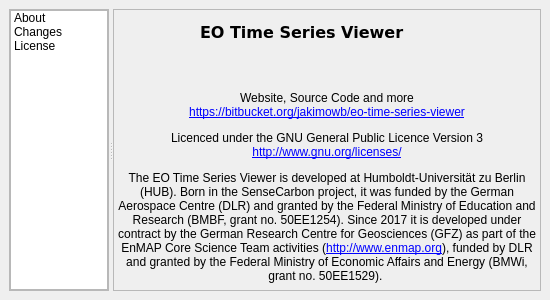
Above: timeseriesviewer/ui/aboutdialog.ui from jakimowb/eo-time-series-viewer before the change. Below: the same form after it.
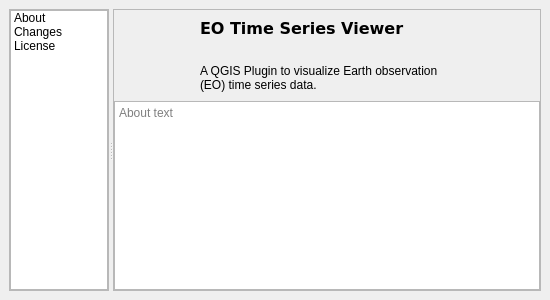
That is the form after the change. Icons and pictures are not drawn.

```diff
--- a/timeseriesviewer/ui/aboutdialog.ui
+++ b/timeseriesviewer/ui/aboutdialog.ui
@@ -196,6 +196,9 @@
            </sizepolicy>
           </property>
           <layout class="QVBoxLayout" name="verticalLayout_3">
+           <property name="spacing">
+            <number>0</number>
+           </property>
            <property name="leftMargin">
             <number>0</number>
            </property>
@@ -311,6 +314,16 @@
                   </property>
                  </widget>
                 </item>
+                <item>
+                 <widget class="QLabel" name="labelVersion_2">
+                  <property name="text">
+                   <string>A QGIS Plugin to visualize Earth observation (EO) time series data.</string>
+                  </property>
+                  <property name="wordWrap">
+                   <bool>true</bool>
+                  </property>
+                 </widget>
+                </item>
                </layout>
               </widget>
              </item>
@@ -351,34 +364,29 @@
             </layout>
            </item>
            <item>
-            <widget class="QLabel" name="labelAboutText">
-             <property name="lineWidth">
-              <number>0</number>
+            <widget class="QTextBrowser" name="tbAbout">
+             <property name="sizeAdjustPolicy">
+              <enum>QAbstractScrollArea::AdjustToContents</enum>
              </property>
-             <property name="text">
-              <string>&lt;html&gt;&lt;head/&gt;&lt;body&gt;&lt;p align=&quot;center&quot;&gt;Website, Source Code and more&lt;br/&gt;&lt;a href=&quot;https://bitbucket.org/jakimowb/hub-timeseriesviewer&quot;&gt;&lt;span style=&quot; text-decoration: underline; color:#0000ff;&quot;&gt;https://bitbucket.org/jakimowb/eo-time-series-viewer&lt;/span&gt;&lt;/a&gt;&lt;/p&gt;&lt;p align=&quot;center&quot;&gt;Licenced under the GNU General Public Licence Version 3&lt;br/&gt;&lt;a href=&quot;http://www.gnu.org/licenses/&quot;&gt;&lt;span style=&quot; text-decoration: underline; color:#0000ff;&quot;&gt;http://www.gnu.org/licenses/&lt;/span&gt;&lt;/a&gt;&lt;/p&gt;&lt;p align=&quot;center&quot;&gt;The EO Time Series Viewer is developed at Humboldt-Universit&amp;auml;t zu Berlin (HUB). Born in the SenseCarbon project, it was funded by the German Aerospace Centre (DLR) and granted by the Federal Ministry of Education and Research (BMBF, grant no. 50EE1254). Since 2017 it is developed under contract by the German Research Centre for Geosciences (GFZ) as part of the EnMAP Core Science Team activities (&lt;a href=&quot;http://www.enmap.org&quot;&gt;&lt;span style=&quot; text-decoration: underline; color:#0000ff;&quot;&gt;http://www.enmap.org&lt;/span&gt;&lt;/a&gt;), funded by DLR and granted by the Federal Ministry of Economic Affairs and Energy (BMWi, grant no. 50EE1529). &lt;/p&gt;&lt;/body&gt;&lt;/html&gt;</string>
+             <property name="autoFormatting">
+              <set>QTextEdit::AutoNone</set>
              </property>
-             <property name="wordWrap">
+             <property name="readOnly">
               <bool>true</bool>
              </property>
+             <property name="placeholderText">
+              <string>About text</string>
+             </property>
+             <property name="source">
+              <url>
+               <string>qrc:/timeseriesviewer/ABOUT.txt</string>
+              </url>
+             </property>
              <property name="openExternalLinks">
               <bool>true</bool>
              </property>
             </widget>
            </item>
-           <item>
-            <spacer name="verticalSpacer">
-             <property name="orientation">
-              <enum>Qt::Vertical</enum>
-             </property>
-             <property name="sizeHint" stdset="0">
-              <size>
-               <width>20</width>
-               <height>40</height>
-              </size>
-             </property>
-            </spacer>
-           </item>
           </layout>
          </widget>
          <widget class="QWidget" name="pageChanges">
```
Left out of the diff: 3 changed lines with no effect on the pictures.
